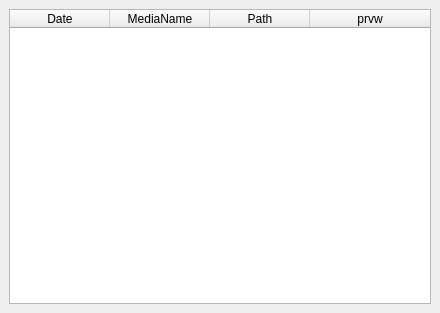
Old version of the form SeaGoatVision/client/qt/uifiles/WinRecHistoric.ui in the repository Octets/SeaGoatVision.
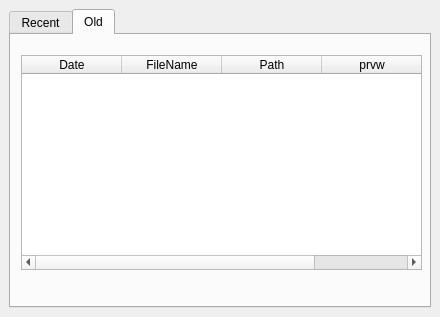
New version of the form. The open tabs and pages were chosen to show the change.

Commit message: Added tab in WinRecHistory that contains list of old record history.

Patch:
```diff
--- a/SeaGoatVision/client/qt/uifiles/WinRecHistoric.ui
+++ b/SeaGoatVision/client/qt/uifiles/WinRecHistoric.ui
@@ -10,13 +10,13 @@
     <x>0</x>
     <y>0</y>
     <width>440</width>
-    <height>313</height>
+    <height>317</height>
    </rect>
   </property>
   <property name="minimumSize">
    <size>
     <width>440</width>
-    <height>240</height>
+    <height>291</height>
    </size>
   </property>
   <property name="features">
@@ -34,7 +34,23 @@
    </property>
    <layout class="QVBoxLayout" name="verticalLayout">
     <item>
+     <widget class="QTabWidget" name="tabWidget">
+      <property name="currentIndex">
+       <number>0</number>
+      </property>
+      <widget class="QWidget" name="tab">
+       <attribute name="title">
+        <string>Recent</string>
+       </attribute>
      <widget class="QTableWidget" name="tableRecord">
+        <property name="geometry">
+         <rect>
+          <x>10</x>
+          <y>20</y>
+          <width>401</width>
+          <height>215</height>
+         </rect>
+        </property>
       <property name="textElideMode">
        <enum>Qt::ElideRight</enum>
       </property>
@@ -64,6 +80,52 @@
         <string>prvw</string>
        </property>
       </column>
+       </widget>
+      </widget>
+      <widget class="QWidget" name="tab_2">
+       <attribute name="title">
+        <string>Old</string>
+       </attribute>
+       <widget class="QTableWidget" name="tableFileName">
+        <property name="geometry">
+         <rect>
+          <x>10</x>
+          <y>20</y>
+          <width>401</width>
+          <height>215</height>
+         </rect>
+        </property>
+        <property name="textElideMode">
+         <enum>Qt::ElideRight</enum>
+        </property>
+        <attribute name="horizontalHeaderStretchLastSection">
+         <bool>true</bool>
+        </attribute>
+        <attribute name="verticalHeaderStretchLastSection">
+         <bool>false</bool>
+        </attribute>
+        <column>
+         <property name="text">
+          <string>Date</string>
+         </property>
+        </column>
+        <column>
+         <property name="text">
+          <string>FileName</string>
+         </property>
+        </column>
+        <column>
+         <property name="text">
+          <string>Path</string>
+         </property>
+        </column>
+        <column>
+         <property name="text">
+          <string>prvw</string>
+         </property>
+        </column>
+       </widget>
+      </widget>
      </widget>
     </item>
    </layout>
```
Lines whose indentation alone changed are shown as unchanged. The commit also changes 3 other files.
